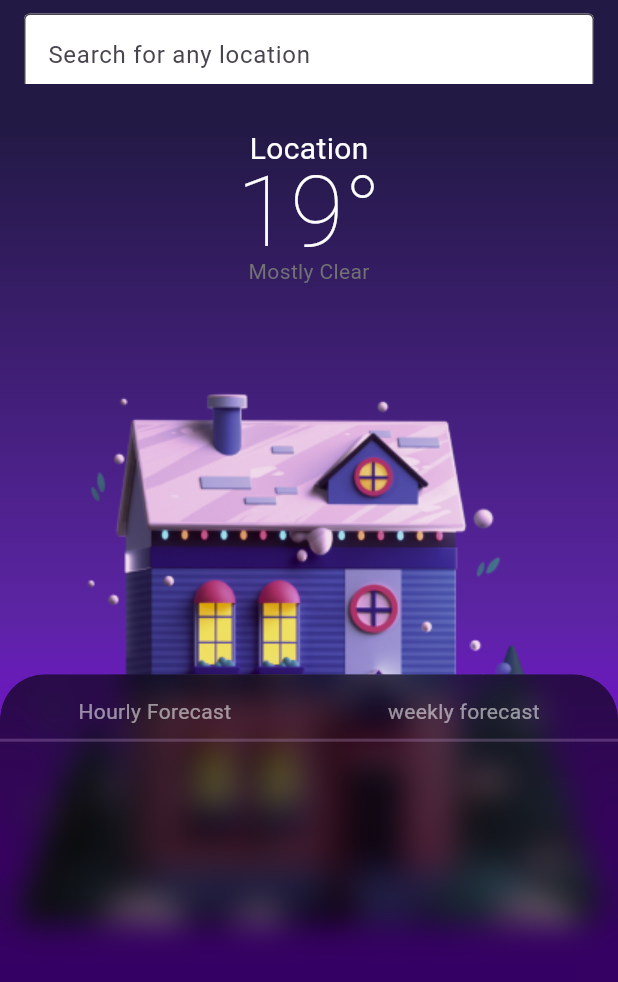
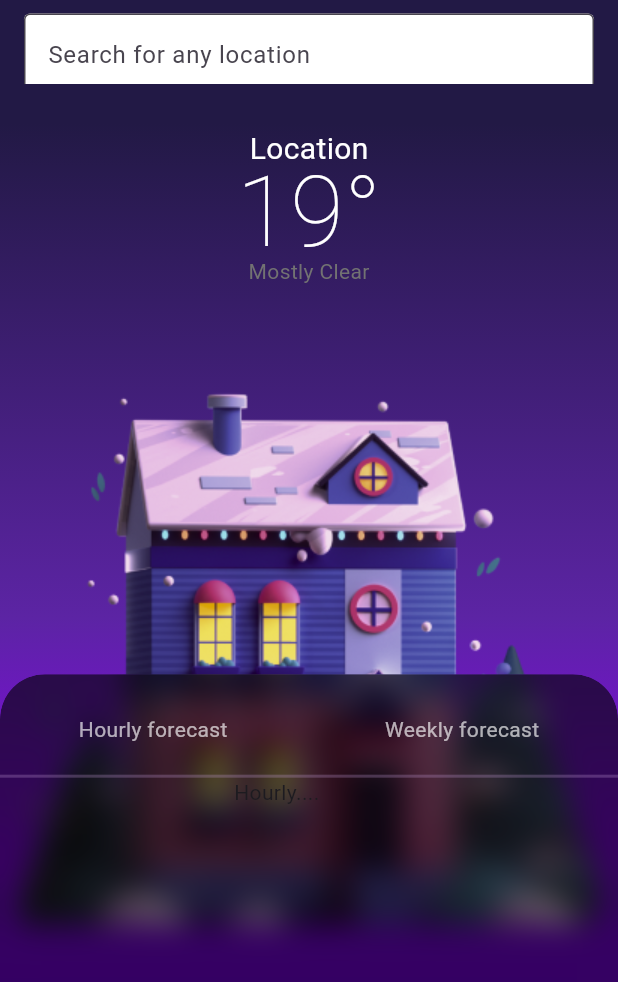
Before and after one commit to Leskarx/SkyCast, a Flutter app: the screen it shows after launch, on a phone screen of 412 x 824 dp. Shown: the top 982 px of the screen. Run offline on Flutter 3.47's test engine with Material 3 defaults, Android fonts, the phone set to English and light mode, and no system bars; our stand-ins replace google_fonts, lottie.

Commit message:
applied inkwell

```diff
--- a/lib/homePage.dart
+++ b/lib/homePage.dart
@@ -3,6 +3,7 @@ import 'dart:ui';
 import 'package:flutter/material.dart';
 import 'package:flutter/painting.dart';
 import 'package:flutter/widgets.dart';
+import 'package:flutter_application_1/widget/hourly.dart';
 
 class homePage extends StatefulWidget {
   const homePage({super.key});
@@ -17,6 +18,8 @@ class _homePageState extends State<homePage>
   final myController = TextEditingController();
   late AnimationController _animationController;
   late Animation<double> _fadeInAnimation;
+
+
 
   @override
   void initState() {
@@ -52,6 +55,7 @@ class _homePageState extends State<homePage>
   @override
   Widget build(BuildContext context) {
     double screenHeight = MediaQuery.of(context).size.height;
+    var showingHourly=true;
     return Container(
       decoration: const BoxDecoration(
         gradient: LinearGradient(
@@ -156,29 +160,67 @@ class _homePageState extends State<homePage>
                                   decoration: const BoxDecoration(
                                       border: Border(
                                           bottom: BorderSide(
-                                              color: Color.fromARGB(72, 193, 154, 213),
+                                              color: Color.fromARGB(
+                                                  72, 193, 154, 213),
                                               width: 2,
                                               style: BorderStyle.solid))),
-                                  child: const Padding(
-                                    padding: EdgeInsets.only(bottom:8),
+                                  child: Padding(
+                                    padding: EdgeInsets.only(bottom: 8),
                                     child: Row(
                                       mainAxisAlignment:
                                           MainAxisAlignment.spaceAround,
                                       crossAxisAlignment:
                                           CrossAxisAlignment.start,
                                       children: [
-                                        Text(
-                                          "Hourly Forecast",
-                                          style: TextStyle(color: Color.fromARGB(136, 255, 255, 255)),
+                                        InkWell(
+                                          onTap: () {
+
+                                            print("Tapped");
+                                          },
+                                          child: Container(
+                                            padding: const EdgeInsets.symmetric(
+                                                vertical: 12, horizontal: 24),
+                                            decoration: BoxDecoration(
+                                              borderRadius:
+                                                  BorderRadius.circular(5),
+                                              // adding color will hide the splash effect
+                                              // color: Colors.blueGrey.shade200,
+                                            ),
+                                            child: const Text(
+                                              "Hourly forecast",
+                                              style: TextStyle(
+                                                  color: Color.fromARGB(
+                                                      167, 255, 255, 255)),
+                                            ),
+                                          ),
                                         ),
-                                        Text(
-                                          "weekly forecast",
-                                          style: TextStyle(color: Color.fromARGB(136, 255, 255, 255)),
+                                        InkWell(
+
+                                          onTap: () {
+                                            print("weekly forecast");
+                                          },
+                                          child: Container(
+                                            padding: const EdgeInsets.symmetric(
+                                                vertical: 12, horizontal: 24),
+                                            decoration: BoxDecoration(
+                                              borderRadius:
+                                                  BorderRadius.circular(5),
+                                              // adding color will hide the splash effect
+                                              // color: Colors.blueGrey.shade200,
+                                            ),
+                                            child: const Text(
+                                              "Weekly forecast",
+                                              style: TextStyle(
+                                                  color: Color.fromARGB(
+                                                      167, 255, 255, 255)),
+                                            ),
+                                          ),
                                         )
                                       ],
                                     ),
                                   ),
-                                )
+                                ),
+                             const hourly()
                               ],
                             ),
                           ),
--- /dev/null
+++ b/lib/widget/hourly.dart
@@ -0,0 +1,14 @@
+import 'package:flutter/material.dart';
+
+class hourly extends StatelessWidget {
+  const hourly({super.key});
+
+  @override
+  Widget build(BuildContext context) {
+    return  Container(
+      height: 100,
+      width: 100,
+      child:const  Text("Hourly...."),
+    );
+  }
+}
```
